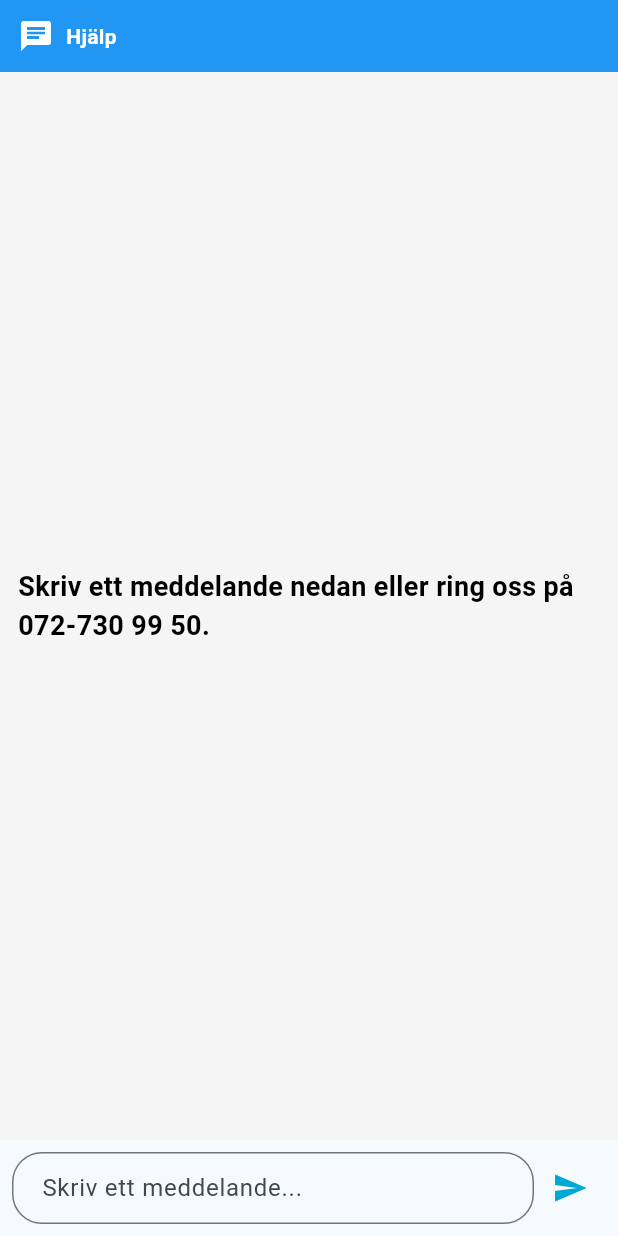
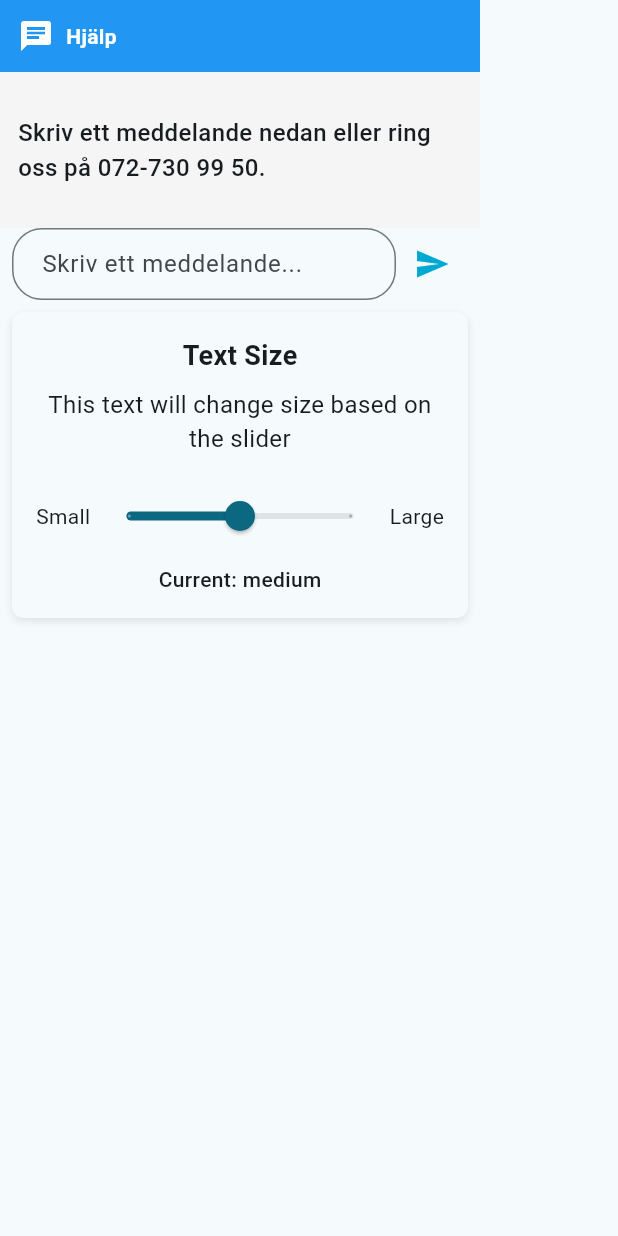
Before and after one commit to Drufsen/iMat, a Flutter app: the HelpWindow widget shown alone on an empty page, opened directly, on a phone screen of 412 x 824 dp. Run offline on Flutter 3.47's test engine with Material 3 defaults, Android fonts, the phone set to English and light mode, and no system bars; network calls fail.

Commit message:
Fixed merge conflicts with scalable_text.dart and added the slider to the Help button.

```diff
--- a/imat_app/lib/pages/main_view.dart
+++ b/imat_app/lib/pages/main_view.dart
@@ -33,12 +33,11 @@ class _MainViewState extends State<MainView> {
             }
             : allProducts;
 
-
     return Scaffold(
       appBar: TopBar(),
       body: Stack(
         children: [
-          Padding(Product_grid
+          Padding(
             padding: const EdgeInsets.all(16),
             child: Row(
               crossAxisAlignment: CrossAxisAlignment.start,
--- a/imat_app/lib/widgets/category_list.dart
+++ b/imat_app/lib/widgets/category_list.dart
@@ -1,6 +1,7 @@
 import 'package:flutter/material.dart';
 import 'package:imat_app/model/imat/product.dart';
 import 'package:imat_app/model/imat/util/product_categories.dart';
+import 'package:imat_app/widgets/scalable_text.dart';
 
 class CategoryList extends StatelessWidget {
   final void Function(ProductCategory) onCategorySelected;
@@ -37,7 +38,7 @@ class CategoryList extends StatelessWidget {
               onPressed: () {
                 onCategorySelected(category);
               },
-              child: Text(categoryName),
+              child: ScalableText(categoryName),
             ),
           );
         },
--- a/imat_app/lib/widgets/help_window.dart
+++ b/imat_app/lib/widgets/help_window.dart
@@ -1,13 +1,17 @@
 import 'package:flutter/material.dart';
+import 'package:imat_app/widgets/text_size_slider.dart';
 
 class HelpWindow extends StatelessWidget {
   const HelpWindow({super.key});
 
   @override
   Widget build(BuildContext context) {
-    return Column(
+    return SizedBox(
+      width: 320,
+      height: 420, // ✅ Constrain the height
+      child: Column(
         children: [
-        // Help header
+          // Header
           Container(
             color: Colors.blue,
             padding: const EdgeInsets.all(12),
@@ -26,7 +30,7 @@ class HelpWindow extends StatelessWidget {
             ),
           ),
 
-        // Help messages area
+          // Main message area
           Expanded(
             child: Container(
               padding: const EdgeInsets.all(12),
@@ -34,15 +38,15 @@ class HelpWindow extends StatelessWidget {
               child: const Center(
                 child: Text(
                   'Skriv ett meddelande nedan eller ring oss på 072-730 99 50.',
-                style: TextStyle(color: Color.fromARGB(255, 0, 0, 0), fontWeight: FontWeight.bold, fontSize: 18),
+                  style: TextStyle(fontSize: 16, fontWeight: FontWeight.w500),
                 ),
               ),
             ),
           ),
 
-        // Message input
+          // Input + send button
           Padding(
-          padding: const EdgeInsets.all(8.0),
+            padding: const EdgeInsets.symmetric(horizontal: 8.0),
             child: Row(
               children: [
                 Expanded(
@@ -60,15 +64,17 @@ class HelpWindow extends StatelessWidget {
                   ),
                 ),
                 IconButton(
-                icon: const Icon(Icons.send, color: Color.fromARGB(255, 0, 169, 211)),
-                onPressed: () {
-                  // Send message logic will go here
-                },
+                  icon: const Icon(Icons.send, color: Color(0xFF00A9D3)),
+                  onPressed: () {},
                 ),
               ],
             ),
           ),
+
+          // ✅ Text size slider added with padding
+          const Padding(padding: EdgeInsets.all(8.0), child: TextSizeSlider()),
         ],
+      ),
     );
   }
 }
--- a/imat_app/lib/widgets/product_card.dart
+++ b/imat_app/lib/widgets/product_card.dart
@@ -30,7 +30,7 @@ class ProductCard extends StatelessWidget {
             mainAxisAlignment: MainAxisAlignment.center,
             children: [
               Expanded(child: iMat.getImage(product)),
-              Text(
+              ScalableText(
                 product.name,
                 style: const TextStyle(
                   fontSize: 16,
@@ -38,7 +38,7 @@ class ProductCard extends StatelessWidget {
                 ),
               ),
               const SizedBox(height: AppTheme.paddingSmall),
-              Text(
+              ScalableText(
                 '${product.price.toStringAsFixed(2)} ${product.unit}',
                 style: const TextStyle(fontSize: 14),
               ),
--- a/imat_app/lib/widgets/text_size_slider.dart
+++ b/imat_app/lib/widgets/text_size_slider.dart
@@ -28,10 +28,7 @@ class TextSizeSlider extends StatelessWidget {
             children: [
               ScalableText(
                 'Text Size',
-                style: TextStyle(
-                  fontSize: 18,
-                  fontWeight: FontWeight.bold,
-                ),
+                style: TextStyle(fontSize: 18, fontWeight: FontWeight.bold),
               ),
               const SizedBox(height: 8),
               // Sample text that changes size
--- a/imat_app/lib/widgets/top_bar.dart
+++ b/imat_app/lib/widgets/top_bar.dart
@@ -8,7 +8,7 @@ class TopBar extends StatelessWidget implements PreferredSizeWidget {
   Widget build(BuildContext context) {
     return AppBar(
       centerTitle: true,
-      backgroundColor: AppTheme.ITColor,
+      backgroundColor: AppTheme.colorScheme.primary,
       titleSpacing: 0,
       elevation: 4,
       leading: IconButton(
```
Also changed, not shown: imat_app/lib/widgets/product_detail_popup.dart (+8 -4 lines), imat_app/lib/widgets/scalable_text.dart (+4 -3 lines). Lines whose indentation alone changed are shown as unchanged.
